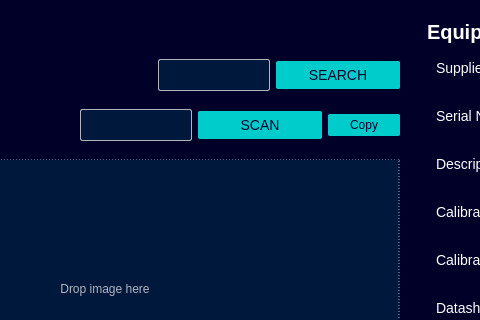
Qt form src/gui/designer/gui_equipments.ui (candeiassantiago393-spec/StockTracker) before a commit; both pictures show x 224 to 704 and y 0 to 320 of the 1284 by 575 pixel window.
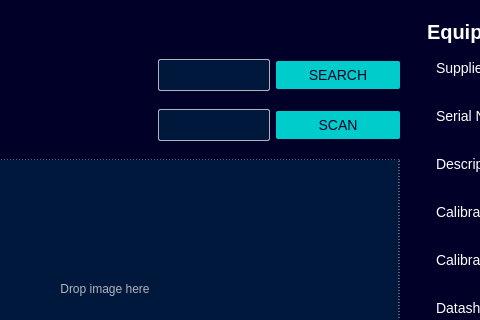
The same form after that commit.

What changed in the file:
```diff
--- a/src/gui/designer/gui_equipments.ui
+++ b/src/gui/designer/gui_equipments.ui
@@ -204,34 +204,6 @@
                <property name="text"><string>SCAN</string></property>
               </widget>
              </item>
-             <item>
-              <widget class="QPushButton" name="btn_copy_supplier_ref">
-               <property name="minimumSize"><size><width>60</width><height>0</height></size></property>
-               <property name="maximumSize"><size><width>60</width><height>16777215</height></size></property>
-               <property name="toolTip"><string>Copy to clipboard</string></property>
-               <property name="styleSheet">
-   <string notr="true">
-QPushButton {
-    min-width: 60px;
-    max-width: 60px;
-    padding: 4px 6px;
-    border-radius: 2px;
-    text-align: center;
-    background-color: #00CCCC;
-    color: #000028;
-    font-size: 12px;
-}
-QPushButton:hover {
-    background-color: #00FFB9;
-}
-QPushButton:pressed {
-    background-color: #00E5AA;
-}
-</string>
-               </property>
-               <property name="text"><string>Copy</string></property>
-              </widget>
-             </item>
             </layout>
            </widget>
           </item>
```
